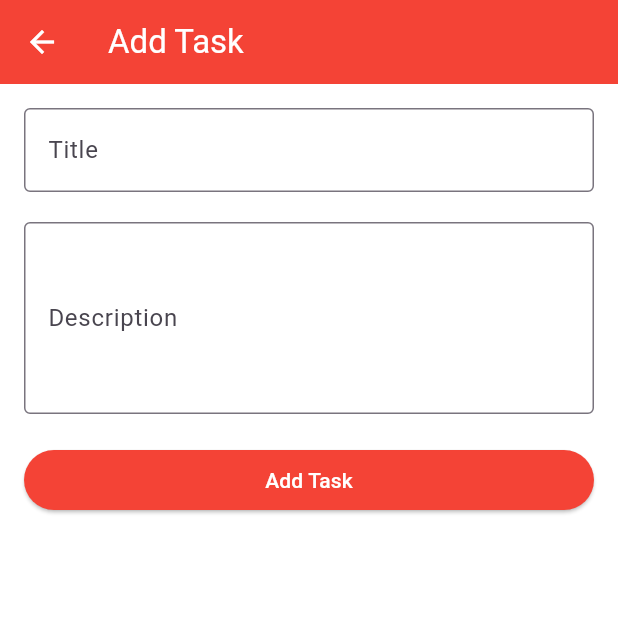
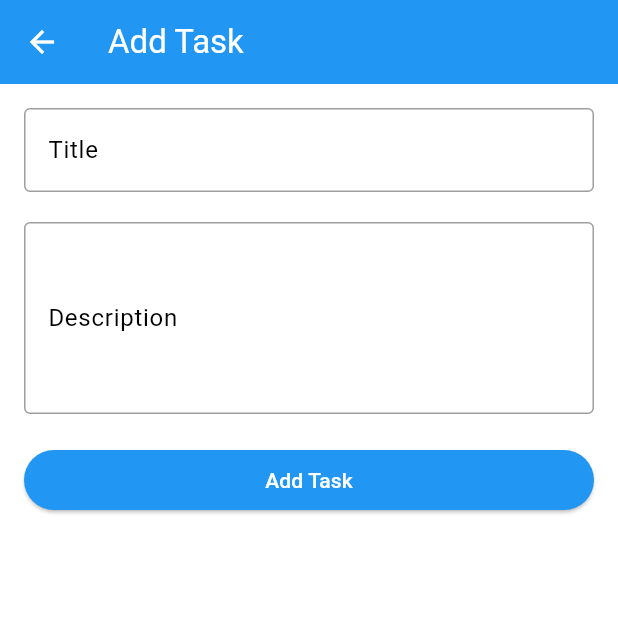
Before and after one commit to YashrajsinhYz/Task-Management-App, a Flutter app: the AddEditTaskScreen screen opened directly, after a tap on "Add Task", on a phone screen of 412 x 824 dp, the top half of it. Run offline on Flutter 3.47's test engine with Material 3 defaults, Android fonts, the phone set to English and light mode, and no system bars; our stand-ins replace flutter_riverpod, hive_flutter, sqflite; accounts and stored records are empty.

Commit message:
Changes edit & delete.

```diff
--- a/lib/main.dart
+++ b/lib/main.dart
@@ -6,7 +6,6 @@ import 'package:task_management/view_models/theme_view_model.dart';
 import 'package:task_management/views/home_screen.dart';
 
 Future<void> main() async {
-
   await Hive.initFlutter();
   // Open Hive box
   await Hive.openBox('settings');
--- a/lib/models/task_model.dart
+++ b/lib/models/task_model.dart
@@ -26,4 +26,18 @@ class TaskModel {
         description: json["description"],
         isCompleted: json["isCompleted"] == 1,
       );
+
+  TaskModel copyWith({
+    int? id,
+    String? title,
+    String? description,
+    bool? isCompleted,
+  }) {
+    return TaskModel(
+      id: id ?? this.id,
+      title: title ?? this.title,
+      description: description ?? this.description,
+      isCompleted: isCompleted ?? this.isCompleted,
+    );
+  }
 }
--- a/lib/utility/app_theme.dart
+++ b/lib/utility/app_theme.dart
@@ -3,39 +3,51 @@ import 'package:flutter/material.dart';
 class AppTheme {
   static ThemeData lightTheme = ThemeData(
     scaffoldBackgroundColor: Colors.white,
+    colorScheme: ColorScheme.light(primary: Colors.blue),
     appBarTheme: AppBarTheme(
-      color: Colors.red,
+      color: Colors.blue,
       iconTheme: IconThemeData(color: Colors.white),
       titleTextStyle: TextStyle(color: Colors.white, fontSize: 22),
     ),
     elevatedButtonTheme: ElevatedButtonThemeData(
       style: ElevatedButton.styleFrom(
-        backgroundColor: Colors.red,
+        backgroundColor: Colors.blue,
         foregroundColor: Colors.white,
-      )
+      ),
     ),
     floatingActionButtonTheme: FloatingActionButtonThemeData(
-      backgroundColor: Colors.red,
+      backgroundColor: Colors.blue,
       foregroundColor: Colors.white,
-    )
+    ),
+    inputDecorationTheme: InputDecorationTheme(
+      border: OutlineInputBorder(borderSide: BorderSide(color: Colors.blue)),
+      focusedBorder: OutlineInputBorder(borderSide: BorderSide(color: Colors.blue, width: 2)),
+      enabledBorder: OutlineInputBorder(borderSide: BorderSide(color: Colors.grey)),
+    ),
   );
 
   static ThemeData darkTheme = ThemeData(
     scaffoldBackgroundColor: Colors.grey.shade900,
+    colorScheme: ColorScheme.dark(primary: Colors.teal),
     appBarTheme: AppBarTheme(
-      color: Colors.tealAccent,
+      color: Colors.teal,
       iconTheme: IconThemeData(color: Colors.grey.shade900),
       titleTextStyle: TextStyle(color: Colors.grey.shade900, fontSize: 22),
     ),
     elevatedButtonTheme: ElevatedButtonThemeData(
-        style: ElevatedButton.styleFrom(
-          backgroundColor: Colors.tealAccent,
-          foregroundColor: Colors.black,
-        )
+      style: ElevatedButton.styleFrom(
+        backgroundColor: Colors.teal,
+        foregroundColor: Colors.black,
+      ),
     ),
     floatingActionButtonTheme: FloatingActionButtonThemeData(
-      backgroundColor: Colors.tealAccent,
+      backgroundColor: Colors.teal,
       foregroundColor: Colors.black,
-    )
+    ),
+    inputDecorationTheme: InputDecorationTheme(
+      border: OutlineInputBorder(borderSide: BorderSide(color: Colors.teal)),
+      focusedBorder: OutlineInputBorder(borderSide: BorderSide(color: Colors.teal, width: 2)),
+      enabledBorder: OutlineInputBorder(borderSide: BorderSide(color: Colors.grey)),
+    ),
   );
 }
--- a/lib/views/add_edit_task_screen.dart
+++ b/lib/views/add_edit_task_screen.dart
@@ -1,46 +1,73 @@
 import 'package:flutter/material.dart';
 import 'package:flutter_riverpod/flutter_riverpod.dart';
+import 'package:task_management/models/task_model.dart';
 import 'package:task_management/view_models/task_view_model.dart';
 
-class AddEditTaskScreen extends ConsumerWidget {
-  final TextEditingController _titleController = TextEditingController();
-  final TextEditingController _descriptionController = TextEditingController();
+class AddEditTaskScreen extends ConsumerStatefulWidget {
+  final TaskModel? task;
 
-  AddEditTaskScreen({super.key});
+  const AddEditTaskScreen({super.key, this.task});
 
   @override
-  Widget build(BuildContext context, WidgetRef ref) {
+  ConsumerState<AddEditTaskScreen> createState() => _AddEditTaskScreenState();
+}
+
+class _AddEditTaskScreenState extends ConsumerState<AddEditTaskScreen> {
+  late final TextEditingController titleController;
+  late final TextEditingController descriptionController;
+
+  @override
+  void initState() {
+    super.initState();
+      titleController = TextEditingController(text: widget.task?.title ?? '');
+      descriptionController = TextEditingController(text: widget.task?.description ?? '');
+  }
+
+  @override
+  Widget build(BuildContext context) {
     return Scaffold(
-      appBar: AppBar(title: Text("Add Task")),
+      appBar: AppBar(title: Text("${widget.task == null ? "Add" : "Edit"} Task")),
       body: Padding(
         padding: const EdgeInsets.all(16.0),
         child: Column(
           children: [
             TextField(
-              controller: _titleController,
+              controller: titleController,
+              textInputAction: TextInputAction.next,
               textCapitalization: TextCapitalization.words,
-              textInputAction: TextInputAction.next,
               decoration: InputDecoration(
-                  labelText: "Title", border: OutlineInputBorder()),
+                labelText: "Title",
+                border: OutlineInputBorder(),
+              ),
             ),
             SizedBox(height: 20),
             TextField(
               maxLines: 4,
-              controller: _descriptionController,
+              controller: descriptionController,
               textCapitalization: TextCapitalization.sentences,
               decoration: InputDecoration(
-                  labelText: "Description", border: OutlineInputBorder()),
+                labelText: "Description",
+                border: OutlineInputBorder(),
+              ),
             ),
             SizedBox(height: 20),
             SizedBox(
               width: MediaQuery.of(context).size.width,
               child: ElevatedButton(
-                child: Text("Add Task"),
+                child: Text("${widget.task == null ? "Add" : "Edit"} Task"),
                 onPressed: () {
-                  if (_titleController.text.isNotEmpty) {
-                    ref.read(taskViewModelProvider.notifier).addTask(
-                        _titleController.text, _descriptionController.text);
-                    Navigator.pop(context); // Go back to Task List
+                  if (titleController.text.isNotEmpty &&
+                      descriptionController.text.isNotEmpty) {
+                    final taskProvider =
+                        ref.read(taskViewModelProvider.notifier);
+
+                    widget.task == null
+                        ? taskProvider.addTask(
+                            titleController.text, descriptionController.text)
+                        : taskProvider.updateTask(widget.task!.id,
+                            titleController.text, descriptionController.text);
+                    // Go back to Task List
+                    Navigator.pop(context);
                   }
                 },
               ),
--- a/pubspec.yaml
+++ b/pubspec.yaml
@@ -38,6 +38,7 @@ dependencies:
   hive: ^2.2.3
   hive_flutter: ^1.1.0
   flutter_riverpod: ^2.6.1
+  path: ^1.9.0
 
 dev_dependencies:
   flutter_test:
```
Also changed, not shown: lib/utility/database_helper.dart (added, +48 -0 lines), lib/view_models/task_view_model.dart (+13 -5 lines), lib/views/home_screen.dart (+23 -3 lines).
